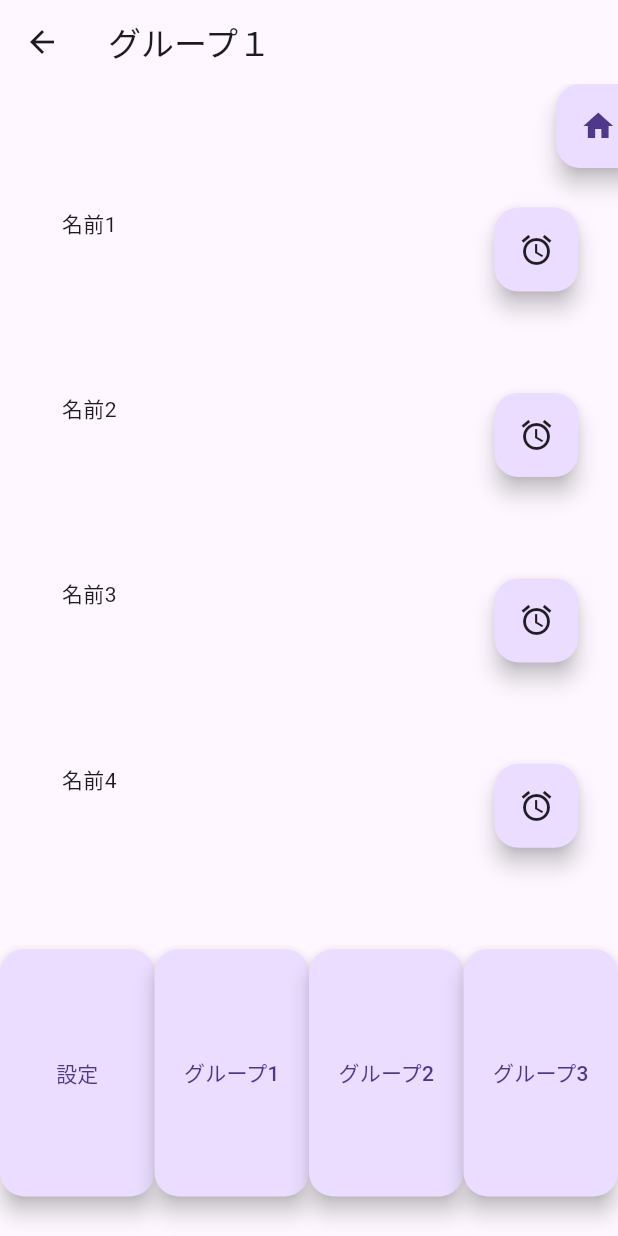
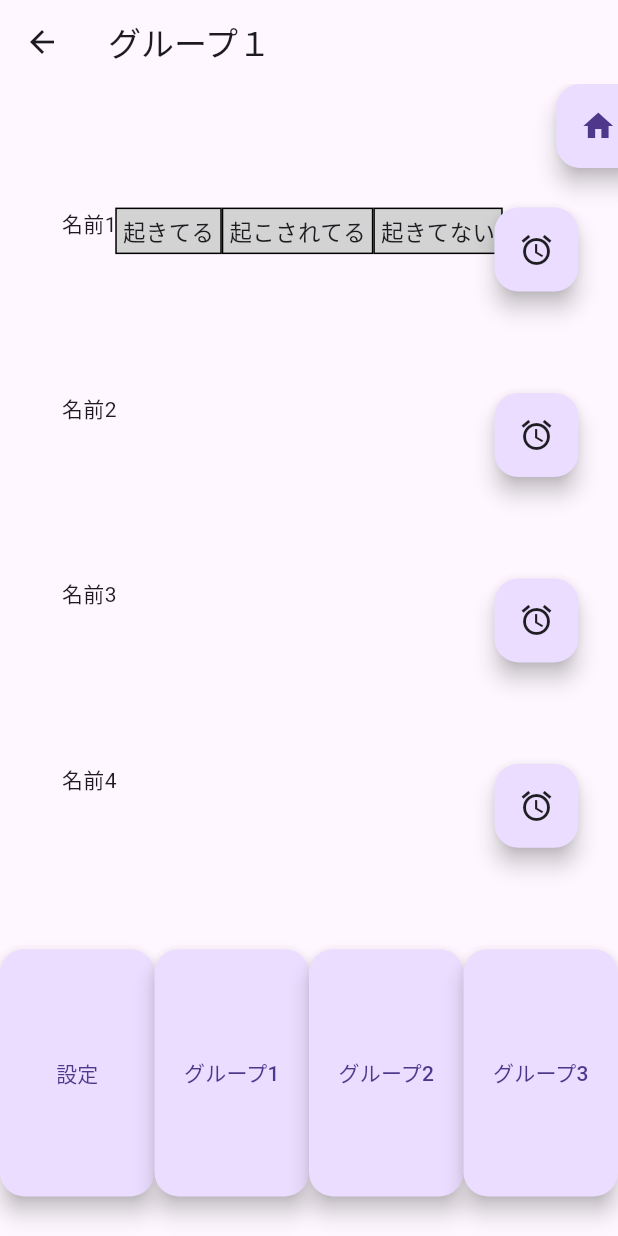
Before and after one commit to yumi-0223/alarm, a Flutter app: the AlarmGroup1 screen opened directly, on a phone screen of 412 x 824 dp. Run offline on Flutter 3.47's test engine with Material 3 defaults, Android fonts, the phone set to English and light mode, and no system bars; our stand-ins replace cloud_firestore, firebase_auth, firebase_core, image_picker, permission_handler; accounts and stored records are empty.

Commit message:
いわ　おきてる
Signed-off-by: iwa1117 <147371917+iwa1117@users.noreply.github.com>

```diff
--- a/lib/digitalcontents-alarm/pages/group/alarm_group1.dart
+++ b/lib/digitalcontents-alarm/pages/group/alarm_group1.dart
@@ -107,6 +107,54 @@ class _AlarmGroup1State extends State<AlarmGroup1> {
                 ),
               );
             }),
+          ),
+
+          Stack(
+            children: [
+              Positioned(
+                top: MediaQuery.of(context).size.height * 1 / 10, // 縦の位置を指定
+                left: 0, // スタックの左端を指定
+                right: 0,
+                child: Row(
+                  mainAxisAlignment: MainAxisAlignment.center, // 中央揃え
+                  children: [
+                    Container(
+                      padding: EdgeInsets.all(4),
+                      decoration: BoxDecoration(
+                        border: Border.all(color: Colors.black, width: 1),
+                        color: const Color.fromARGB(255, 211, 211, 211),
+                      ),
+                      child: Text(
+                        "起きてる",
+                        style: TextStyle(fontSize: 15),
+                      ),
+                    ),
+                    Container(
+                      padding: EdgeInsets.all(4),
+                      decoration: BoxDecoration(
+                        border: Border.all(color: Colors.black, width: 1),
+                        color: const Color.fromARGB(255, 211, 211, 211),
+                      ),
+                      child: Text(
+                        "起こされてる",
+                        style: TextStyle(fontSize: 15),
+                      ),
+                    ),
+                    Container(
+                      padding: EdgeInsets.all(4),
+                      decoration: BoxDecoration(
+                        border: Border.all(color: Colors.black, width: 1),
+                        color: const Color.fromARGB(255, 211, 211, 211),
+                      ),
+                      child: Text(
+                        "起きてない", //
+                        style: TextStyle(fontSize: 15),
+                      ),
+                    ),
+                  ],
+                ),
+              ),
+            ],
           ),
 
           Stack(
```
